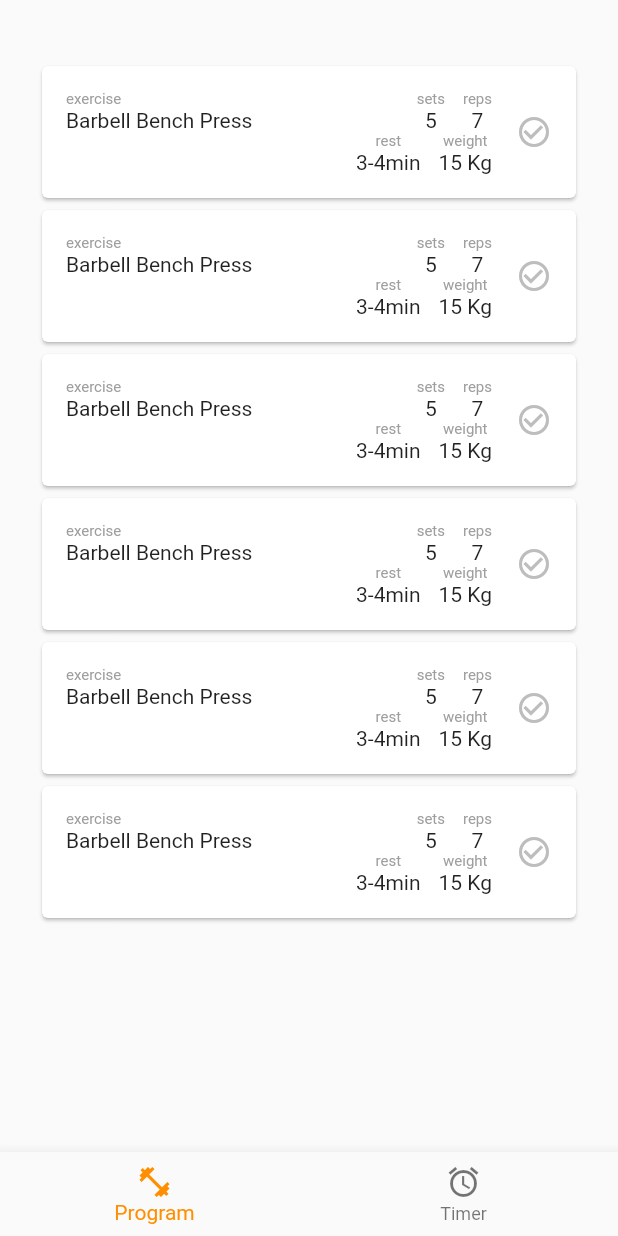
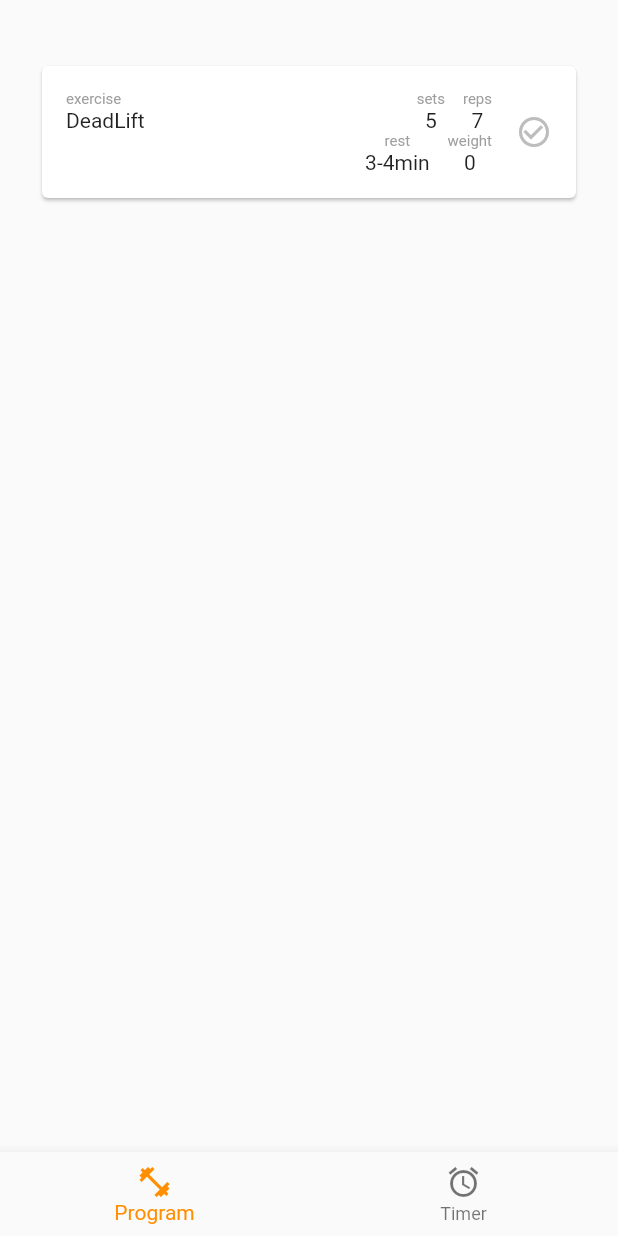
Before and after one commit to Mathitos/Get-Ripped-App, a Flutter app: the screen it shows after launch, on a phone screen of 412 x 824 dp. Run offline on Flutter 3.47's test engine with Material 2 defaults, Android fonts, the phone set to English and light mode, and no system bars.

Commit message:
add dataclasses and json serialization to program data

```diff
--- /dev/null
+++ b/lib/data_class/exercise.dart
@@ -0,0 +1,11 @@
+class Exercise {
+  final String name;
+  final String sets;
+  final String reps;
+  final String cooldown;
+  final String weight;
+  final bool completed;
+
+  Exercise(this.name, this.sets, this.reps, this.cooldown,
+      [this.weight = '0', this.completed = false]);
+}
--- /dev/null
+++ b/lib/data_class/program.dart
@@ -0,0 +1,48 @@
+import 'package:get_ripped/data_class/exercise.dart';
+
+class Program {
+  List<ProgramExercise> exercises;
+
+  Program(this.exercises);
+
+  Program.fromJson(Map<String, dynamic> json)
+      : exercises = (json['exercises'] as List)
+            .map((programExerciseJson) =>
+                ProgramExercise.fromJson(programExerciseJson))
+            .toList();
+}
+
+class ProgramExercise {
+  final String name;
+  List<WeightProgressionEntry> weightProgressionEntries = [];
+  final String cooldown;
+  final String sets;
+
+  ProgramExercise(this.name, this.cooldown, this.sets);
+
+  ProgramExercise.fromJson(Map<String, dynamic> json)
+      : name = json['name'],
+        cooldown = json['cooldown'],
+        sets = json['sets'],
+        weightProgressionEntries = (json['weightProgressionEntries'] as List)
+            .map((weightProgressionEntryJson) =>
+                WeightProgressionEntry.fromJson(weightProgressionEntryJson))
+            .toList();
+
+  Exercise toExercise() {
+    return Exercise(name, sets, weightProgressionEntries.last.reps, cooldown);
+  }
+}
+
+class WeightProgressionEntry {
+  final DateTime day;
+  final String reps;
+  final String weight;
+
+  WeightProgressionEntry(this.day, this.reps, this.weight);
+
+  WeightProgressionEntry.fromJson(Map<String, dynamic> json)
+      : day = DateTime.parse(json['day']),
+        reps = json['reps'],
+        weight = json['weight'];
+}
--- a/lib/screens/main_screen.dart
+++ b/lib/screens/main_screen.dart
@@ -1,6 +1,10 @@
+import 'dart:convert';
+
 import 'package:flutter/material.dart';
 import 'package:get_ripped/screens/program_screen.dart';
 import 'package:get_ripped/screens/timer_screen.dart';
+
+import '../data_class/program.dart';
 
 class MainScreen extends StatefulWidget {
   const MainScreen({Key? key}) : super(key: key);
@@ -11,10 +15,8 @@ class MainScreen extends StatefulWidget {
 
 class _MainScreenState extends State<MainScreen> {
   int _selectedIndex = 0;
-  static const List<Widget> _widgetOptions = <Widget>[
-    ProgramScreen(),
-    TimerScreen(),
-  ];
+
+  List<Widget> _widgetOptions = [];
 
   void _onItemTapped(int index) {
     setState(() {
@@ -22,8 +24,37 @@ class _MainScreenState extends State<MainScreen> {
     });
   }
 
+  Program getUserProgram() {
+    return Program.fromJson(jsonDecode('''
+      {
+      "exercises": [
+        {
+          "name": "DeadLift",
+          "cooldown": "3-4min",
+          "sets": "5",
+          "weightProgressionEntries": [
+            {"day": "1969-07-20 20:18:04Z", "reps": "7", "weight": "20 Kg"}
+          ]
+        }
+      ]
+    }
+    '''));
+  }
+
+  void initializeWidgetOptions(Program program) {
+    _widgetOptions = <Widget>[
+      ProgramScreen(
+        program: program,
+      ),
+      TimerScreen(),
+    ];
+  }
+
   @override
   Widget build(BuildContext context) {
+    Program program = getUserProgram();
+    initializeWidgetOptions(program);
+
     return Scaffold(
       body: Center(
         child: _widgetOptions.elementAt(_selectedIndex),
--- a/lib/screens/program_screen.dart
+++ b/lib/screens/program_screen.dart
@@ -1,9 +1,12 @@
 import 'package:flutter/material.dart';
 
+import '../data_class/program.dart';
 import '../shared/exercice_item_list.dart';
 
 class ProgramScreen extends StatelessWidget {
-  const ProgramScreen({Key? key}) : super(key: key);
+  const ProgramScreen({Key? key, required this.program}) : super(key: key);
+
+  final Program program;
 
   @override
   Widget build(BuildContext context) {
@@ -11,44 +14,9 @@ class ProgramScreen extends StatelessWidget {
         padding: EdgeInsets.fromLTRB(16, 32, 16, 16),
         child: ListView(
           padding: const EdgeInsets.all(8),
-          children: <Widget>[
-            ExerciseItemList(
-              Exercise(
-                  'Barbell Bench Press', '5', '7', '3-4min', '15 Kg', false),
-            ),
-            ExerciseItemList(
-              Exercise(
-                  'Barbell Bench Press', '5', '7', '3-4min', '15 Kg', false),
-            ),
-            ExerciseItemList(
-              Exercise(
-                  'Barbell Bench Press', '5', '7', '3-4min', '15 Kg', false),
-            ),
-            ExerciseItemList(
-              Exercise(
-                  'Barbell Bench Press', '5', '7', '3-4min', '15 Kg', false),
-            ),
-            ExerciseItemList(
-              Exercise(
-                  'Barbell Bench Press', '5', '7', '3-4min', '15 Kg', false),
-            ),
-            ExerciseItemList(
-              Exercise(
-                  'Barbell Bench Press', '5', '7', '3-4min', '15 Kg', false),
-            )
-          ],
+          children: program.exercises
+              .map((e) => ExerciseItemList(e.toExercise()))
+              .toList(),
         ));
   }
 }
-
-class Exercise {
-  final String name;
-  final String sets;
-  final String reps;
-  final String cooldown;
-  final String weight;
-  final bool completed;
-
-  Exercise(this.name, this.sets, this.reps, this.cooldown, this.weight,
-      this.completed);
-}
--- a/lib/shared/exercice_item_list.dart
+++ b/lib/shared/exercice_item_list.dart
@@ -2,7 +2,7 @@
 
 import 'package:flutter/material.dart';
 
-import '../screens/program_screen.dart';
+import '../data_class/exercise.dart';
 
 class ExerciseItemList extends StatelessWidget {
   const ExerciseItemList(
```
